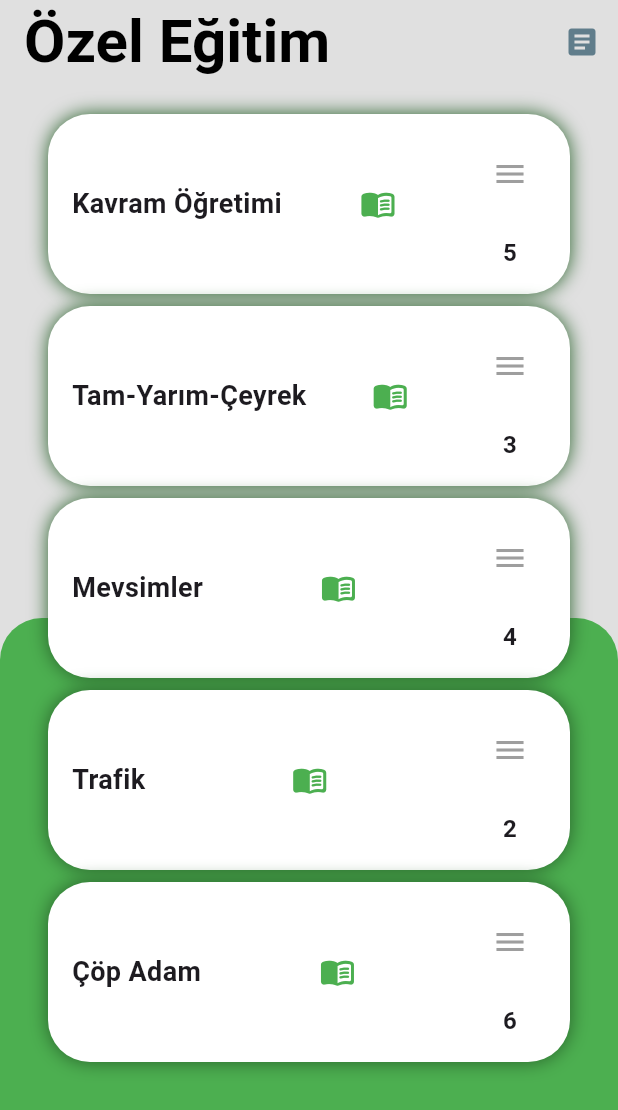
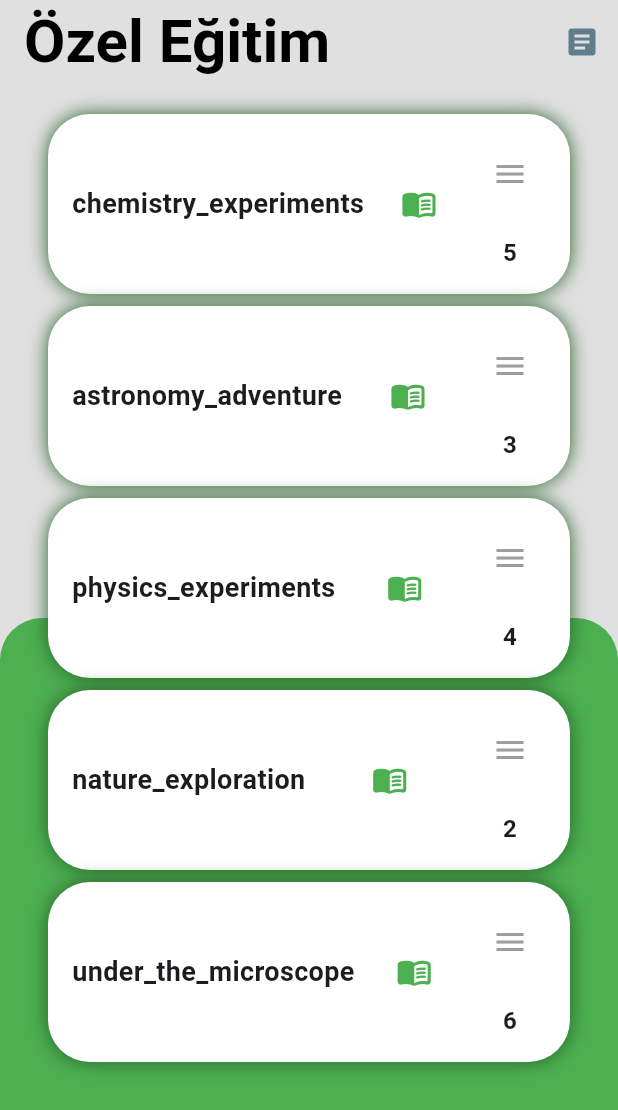
Before and after one commit to CanDorukk/explorelabb, a Flutter app: the screen it shows once a user with an empty profile is signed in, on a phone screen of 412 x 824 dp. Shown: the top 1110 px of the screen. Run offline on Flutter 3.47's test engine with Material 3 defaults, Android fonts, the phone set to English and light mode, and no system bars; our stand-ins replace cloud_firestore, firebase_auth, firebase_core, shared_preferences, smooth_page_indicator; missing offline and left inert: dart:ffi; accounts and stored records are empty; statements that could not run were skipped.

Commit message:
Update 2

```diff
--- a/assets/lang/en.json
+++ b/assets/lang/en.json
@@ -76,7 +76,11 @@
   "guess_rights_over_message" : "Your Guessing Rights Are Over",
   "loading_words_occurred_message" : "An error occurred while loading words",
   "no_words_found_message" : "No words found in document",
-  "back_login" : "Back to login"
-
+  "back_login" : "Back to login",
+  "chemistry_experiments" : "Chemistry Experiments",
+  "astronomy_adventure" : "Astronomy Adventure",
+  "physics_experiments": "Pyhsics Experiments",
+  "nature_exploration" : "Nature Exploration",
+  "under_the_microscope" : "Under The Microscope"
 
 }
--- a/assets/lang/tr.json
+++ b/assets/lang/tr.json
@@ -76,6 +76,10 @@
   "guess_rights_over_message" : "Tahmin Hakkın Bitti",
   "loading_words_occurred_message" : "Kelimeler yüklenirken bir hata oluştu",
   "no_words_found_message" : "dokümanında kelime bulunamadı",
-  "back_login" : "Giriş sayfasına geri dön"
-
+  "back_login" : "Giriş sayfasına geri dön",
+  "chemistry_experiments" : "Kimya Deneyleri",
+  "astronomy_adventure" : "Astronomi Macerası",
+  "physics_experiments": "Fizik Deneyleri",
+  "nature_exploration" : "Doğa Keşfi",
+  "under_the_microscope" : "Mikroskop Altında"
 }
--- a/lib/dataUpload/json_upload.dart
+++ b/lib/dataUpload/json_upload.dart
@@ -5,12 +5,12 @@ import 'dart:convert';
 Future<void> uploadWords() async {
   final firestore = FirebaseFirestore.instance;
 
-  final String jsonString =
-      await root_bundle.rootBundle.loadString('assets/lang/en.json');
+  final String jsonString = await root_bundle.rootBundle
+      .loadString('assets/jsons/chemistry_experiments.json');
 
   final Map<String, dynamic> data = jsonDecode(jsonString);
 
-  await firestore.collection('languages').doc('en').set(data);
+  await firestore.collection('lessons').doc('chemistry_experiments').set(data);
 
   print('Veri Firestore\'a yüklendi!');
 }
--- a/lib/main.dart
+++ b/lib/main.dart
@@ -17,7 +17,7 @@ void main() async {
 
   runApp(MyApp());
 
-  //await uploadWords();
+  await uploadWords();
 }
 
 class MyApp extends StatelessWidget {
--- a/lib/screens/home_page.dart
+++ b/lib/screens/home_page.dart
@@ -1,6 +1,8 @@
+import 'package:explorelab/core/LocaleManager.dart';
 import 'package:explorelab/screens/item_page.dart';
 import 'package:flutter/material.dart';
 import 'package:flutter/services.dart';
+import 'package:provider/provider.dart';
 
 class HomePage extends StatefulWidget {
   @override
@@ -19,11 +21,11 @@ class _HomePageState extends State<HomePage> {
   final Color accentColor = Colors.green;
 
   List<ItemModel> items = [
-    ItemModel("1", "Kavram Öğretimi", 5),
-    ItemModel("2", "Tam-Yarım-Çeyrek", 3),
-    ItemModel("3", "Mevsimler", 4),
-    ItemModel("4", "Trafik", 2),
-    ItemModel("5", "Çöp Adam", 6),
+    ItemModel("1", "chemistry_experiments", 5),
+    ItemModel("2", "astronomy_adventure", 3),
+    ItemModel("3", "physics_experiments", 4),
+    ItemModel("4", "nature_exploration", 2),
+    ItemModel("5", "under_the_microscope", 6),
   ];
 
   @override
@@ -41,6 +43,8 @@ class _HomePageState extends State<HomePage> {
   }
 
   Widget _buildItemCardChild(ItemModel item) {
+    final localManager = Provider.of<LocalManager>(context);
+
     return Row(
       mainAxisAlignment: MainAxisAlignment.spaceBetween,
       children: <Widget>[
@@ -48,7 +52,7 @@ class _HomePageState extends State<HomePage> {
           mainAxisAlignment: MainAxisAlignment.center,
           children: <Widget>[
             Text(
-              item.dersAd,
+              localManager.translate(item.dersAd),
               style: TextStyle(fontSize: 18, fontWeight: FontWeight.bold),
             ),
           ],
@@ -90,7 +94,8 @@ class _HomePageState extends State<HomePage> {
               ),
             ),
             Text(
-              item.dersSayi.toString(),
+              item.dersSayi
+                  .toString(), // TODO : burada içerikte bulunan ders sayısının belirtilmesi gerekiyor.
               style: TextStyle(
                 fontSize: 16,
                 fontWeight: FontWeight.bold,
@@ -107,11 +112,13 @@ class _HomePageState extends State<HomePage> {
       onTap: () {
         if (item.id == "1") {
           Navigator.of(context).push(
-            MaterialPageRoute(builder: (context) => KavramOgretim(id: item.id)),
+            MaterialPageRoute(
+                builder: (context) => KavramOgretim(id: item.dersAd)),
           );
         } else {
           Navigator.of(context).push(
-            MaterialPageRoute(builder: (context) => KavramOgretim(id: item.id)),
+            MaterialPageRoute(
+                builder: (context) => KavramOgretim(id: item.dersAd)),
           );
         }
       },
```
Also changed, not shown: assets/jsons/chemistry_experiments.json (added, +46 -0 lines), lib/screens/item_page.dart (+19 -17 lines).
